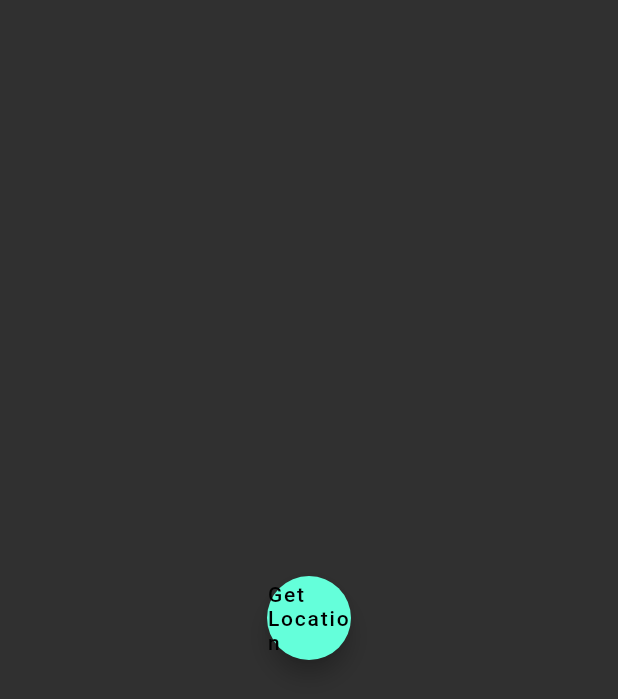
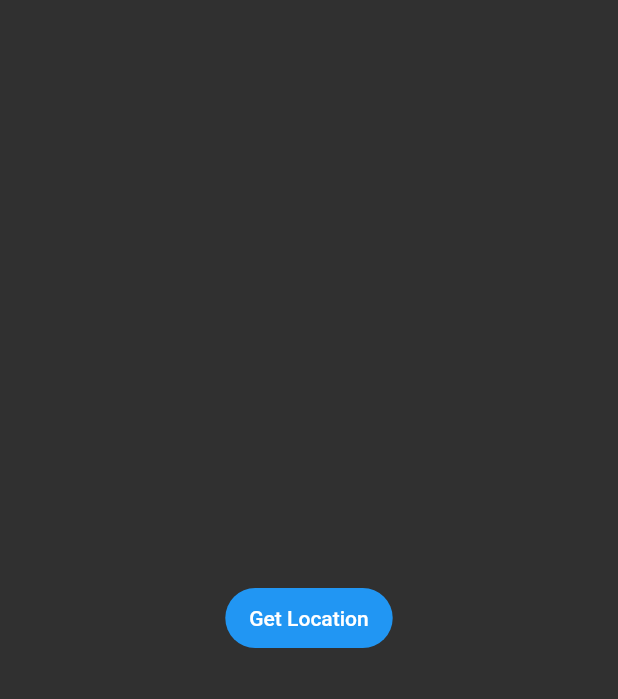
Before and after one commit to TimaevVladislav/flutter_clima, a Flutter app: the screen it shows after launch, on a phone screen of 412 x 824 dp. Shown: the top 699 px of the screen. Run offline on Flutter 3.47's test engine with Material 2 defaults, Android fonts, the phone set to English and light mode, and no system bars.

Commit message:
add:fix:fillde button

```diff
--- a/lib/screens/loading.dart
+++ b/lib/screens/loading.dart
@@ -10,7 +10,7 @@ class _LoadingScreenState extends State<LoadingScreen> {
   Widget build(BuildContext context) {
     return Scaffold(
       body: Center(
-        child: FloatingActionButton(
+        child: FilledButton(
           onPressed: () {
             //Get the current location
           },
```
